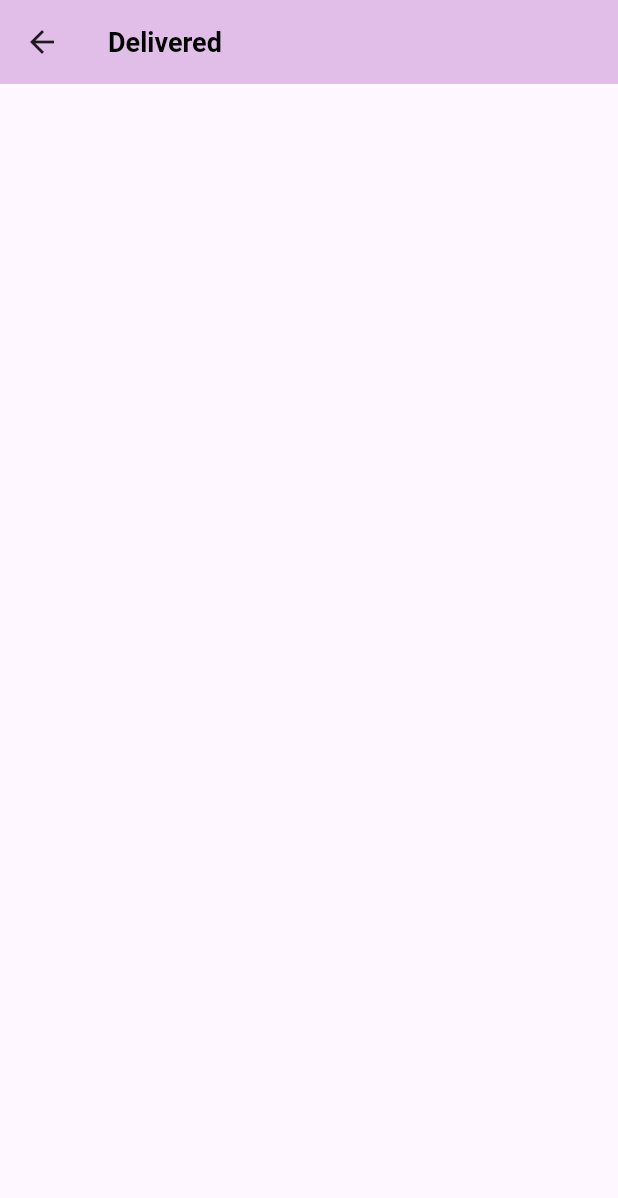
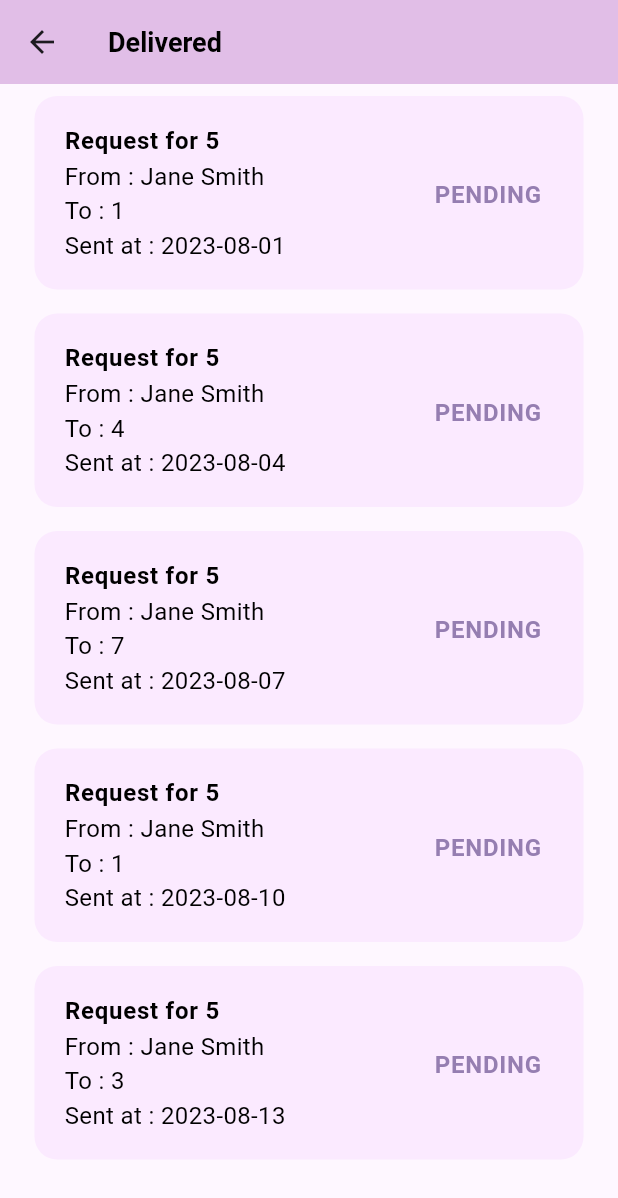
Before and after one commit to raziq98/TraceRe-Supabase, a Flutter app: the Delivered screen opened directly, on a phone screen of 412 x 824 dp. Shown: the top 1198 px of the screen. Run offline on Flutter 3.47's test engine with Material 3 defaults, Android fonts, the phone set to English and light mode, and no system bars; our stand-ins replace cool_alert, image_picker, supabase_flutter; accounts and stored records are empty.

Commit message:
[FIX] mock data

```diff
--- a/lib/model/mockdata/mockCompany.dart
+++ b/lib/model/mockdata/mockCompany.dart
@@ -9,7 +9,7 @@ class MockCompany{
       phone: "123-456-7890",
       email: "info@abc.com",
       companyBio: "A leading technology company.",
-      branchId: "B123",
+      parentCompId: 7123,
       establishedDate: "2020-01-15",
     ),
     Company(
@@ -19,7 +19,7 @@ class MockCompany{
       phone: "987-654-3210",
       email: "contact@xyz.com",
       companyBio: "Manufacturing quality products.",
-      branchId: "B456",
+      parentCompId: 7456,
       establishedDate: "2015-08-22",
     ),
   ];
--- a/lib/model/mockdata/mockNotification.dart
+++ b/lib/model/mockdata/mockNotification.dart
@@ -6,8 +6,8 @@ class MockNotification{
     sender: '2',
     createdDate: DateTime(2023, 8, 1),
     statusId: 1,
-    sendTo: 'Zulfadhli',
-    requestType: 'EL',
+    sendTo: 1,
+    requestType: 5,
     requestedDateFrom: DateTime(2023, 7, 20),
     requestedDateTo: DateTime(2023, 7, 25),
     description: 'Sample description 1',
@@ -17,8 +17,8 @@ class MockNotification{
     sender: '4',
     createdDate: DateTime(2023, 8, 2),
     statusId: 2,
-    sendTo: 'Cilla Verra',
-    requestType: 'AL',
+    sendTo: 2,
+    requestType: 4,
     requestedDateFrom: DateTime(2023, 7, 21),
     requestedDateTo: DateTime(2023, 7, 26),
     description: null,
@@ -28,8 +28,8 @@ class MockNotification{
     sender: '5',
     createdDate: DateTime(2023, 8, 3),
     statusId: 3,
-    sendTo: 'Smith Johnson',
-    requestType: 'OT',
+    sendTo: 3,
+    requestType: 1,
     requestedDateFrom: DateTime(2023, 7, 22),
     requestedDateTo: DateTime(2023, 7, 27),
     description: 'Sample description 3',
@@ -39,8 +39,8 @@ class MockNotification{
     sender: '2',
     createdDate: DateTime(2023, 8, 4),
     statusId: 1,
-    sendTo: 'Zulfadhli',
-    requestType: 'EL',
+    sendTo: 4,
+    requestType: 5,
     requestedDateFrom: DateTime(2023, 7, 23),
     requestedDateTo: DateTime(2023, 7, 28),
     description: 'Sample description 4',
@@ -50,8 +50,8 @@ class MockNotification{
     sender: '4',
     createdDate: DateTime(2023, 8, 5),
     statusId: 2,
-    sendTo: 'Cilla Verra',
-    requestType: 'AL',
+    sendTo: 5,
+    requestType: 4,
     requestedDateFrom: DateTime(2023, 7, 24),
     requestedDateTo: DateTime(2023, 7, 29),
     description: null,
@@ -61,8 +61,8 @@ class MockNotification{
     sender: '5',
     createdDate: DateTime(2023, 8, 6),
     statusId: 3,
-    sendTo: 'Smith Johnson',
-    requestType: 'OT',
+    sendTo: 6,
+    requestType: 1,
     requestedDateFrom: DateTime(2023, 7, 25),
     requestedDateTo: DateTime(2023, 7, 30),
     description: 'Sample description 6',
@@ -72,8 +72,8 @@ class MockNotification{
     sender: '2',
     createdDate: DateTime(2023, 8, 7),
     statusId: 1,
-    sendTo: 'Zulfadhli',
-    requestType: 'EL',
+    sendTo: 7,
+    requestType: 5,
     requestedDateFrom: DateTime(2023, 7, 26),
     requestedDateTo: DateTime(2023, 7, 31),
     description: 'Sample description 7',
@@ -83,8 +83,8 @@ class MockNotification{
     sender: '4',
     createdDate: DateTime(2023, 8, 8),
     statusId: 2,
-    sendTo: 'Cilla Verra',
-    requestType: 'AL',
+    sendTo: 8,
+    requestType: 4,
     requestedDateFrom: DateTime(2023, 7, 27),
     requestedDateTo: DateTime(2023, 8, 1),
     description: null,
@@ -94,8 +94,8 @@ class MockNotification{
     sender: '5',
     createdDate: DateTime(2023, 8, 9),
     statusId: 3,
-    sendTo: 'Smith Johnson',
-    requestType: 'OT',
+    sendTo: 9,
+    requestType: 1,
     requestedDateFrom: DateTime(2023, 7, 28),
     requestedDateTo: DateTime(2023, 8, 2),
     description: 'Sample description 9',
@@ -105,8 +105,8 @@ class MockNotification{
     sender: '2',
     createdDate: DateTime(2023, 8, 10),
     statusId: 1,
-    sendTo: 'Zulfadhli',
-    requestType: 'EL',
+    sendTo: 1,
+    requestType: 5,
     requestedDateFrom: DateTime(2023, 7, 29),
     requestedDateTo: DateTime(2023, 8, 3),
     description: 'Sample description 10',
@@ -116,8 +116,8 @@ class MockNotification{
     sender: '4',
     createdDate: DateTime(2023, 8, 11),
     statusId: 2,
-    sendTo: 'Cilla Verra',
-    requestType: 'AL',
+    sendTo: 2,
+    requestType: 4,
     requestedDateFrom: DateTime(2023, 7, 30),
     requestedDateTo: DateTime(2023, 8, 4),
     description: null,
@@ -127,8 +127,8 @@ class MockNotification{
     sender: '5',
     createdDate: DateTime(2023, 8, 12),
     statusId: 3,
-    sendTo: 'Smith Johnson',
-    requestType: 'OT',
+    sendTo: 2,
+    requestType: 1,
     requestedDateFrom: DateTime(2023, 7, 31),
     requestedDateTo: DateTime(2023, 8, 5),
     description: 'Sample description 12',
@@ -138,8 +138,8 @@ class MockNotification{
     sender: '2',
     createdDate: DateTime(2023, 8, 13),
     statusId: 1,
-    sendTo: 'Zulfadhli',
-    requestType: 'EL',
+    sendTo:3,
+    requestType: 5,
     requestedDateFrom: DateTime(2023, 8, 1),
     requestedDateTo: DateTime(2023, 8, 6),
     description: 'Sample description 13',
@@ -149,8 +149,8 @@ class MockNotification{
     sender: '4',
     createdDate: DateTime(2023, 8, 14),
     statusId: 2,
-    sendTo: 'Cilla Verra',
-    requestType: 'AL',
+    sendTo: 4,
+    requestType: 4,
     requestedDateFrom: DateTime(2023, 8, 2),
     requestedDateTo: DateTime(2023, 8, 7),
     description: null,
@@ -160,8 +160,8 @@ class MockNotification{
     sender: '5',
     createdDate: DateTime(2023, 8, 15),
     statusId: 1,
-    sendTo: 'Smith Johnson',
-    requestType: 'OT',
+    sendTo: 5,
+    requestType: 1,
     requestedDateFrom: DateTime(2023, 8, 3),
     requestedDateTo: DateTime(2023, 8, 8),
     description: 'Sample description 15',
--- a/lib/screen/notification/notification_item.dart
+++ b/lib/screen/notification/notification_item.dart
@@ -243,7 +243,7 @@ class _NotificationItemState extends State<NotificationItem> {
                 const SizedBox(
                   height: 5,
                 ),
-                rowtextbuilder('Sent To :', _item.sendTo ?? ''),
+                rowtextbuilder('Sent To :', _item.sendTo.toString()),
                 const SizedBox(
                   height: 5,
                 ),
--- a/lib/screen/settings/company/company_profile.dart
+++ b/lib/screen/settings/company/company_profile.dart
@@ -199,7 +199,7 @@ class _CompanyProfileState extends State<CompanyProfile> {
                   const SizedBox(
                     height: 8,
                   ),
-                  branchDetailField(branch?.postalCode ?? '', 'Postal Code',
+                  branchDetailField(branch?.postalCode.toString() ?? '', 'Postal Code',
                       true, _postalCodeController, true),
                   const SizedBox(
                     height: 8,
@@ -438,7 +438,7 @@ class _CompanyProfileState extends State<CompanyProfile> {
                           branchList[index].address ?? '',
                           style: ThemeConstant.blackText14,
                         ),
-                        Text(branchList[index].postalCode ?? '',
+                        Text(branchList[index].postalCode.toString(),
                             style: ThemeConstant.blackText14),
                         Text(branchList[index].country ?? '',
                             style: ThemeConstant.blackText14),
--- a/lib/screen/settings/set_holiday.dart
+++ b/lib/screen/settings/set_holiday.dart
@@ -62,7 +62,7 @@ class _SetHolidayState extends State<SetHoliday> {
         name: _nameController.text,
         startFrom: parsedStartDate,
         endAt: parsedEndAtDate,
-        dayAmount: _daysController.text);
+        dayAmount: int.parse(_daysController.text));
     _tempList.add(temp);
   }
 
```
Also changed, not shown: lib/model/mockdata/mockBranch.dart (+10 -10 lines), lib/model/mockdata/mockHoliday.dart (+10 -10 lines).
